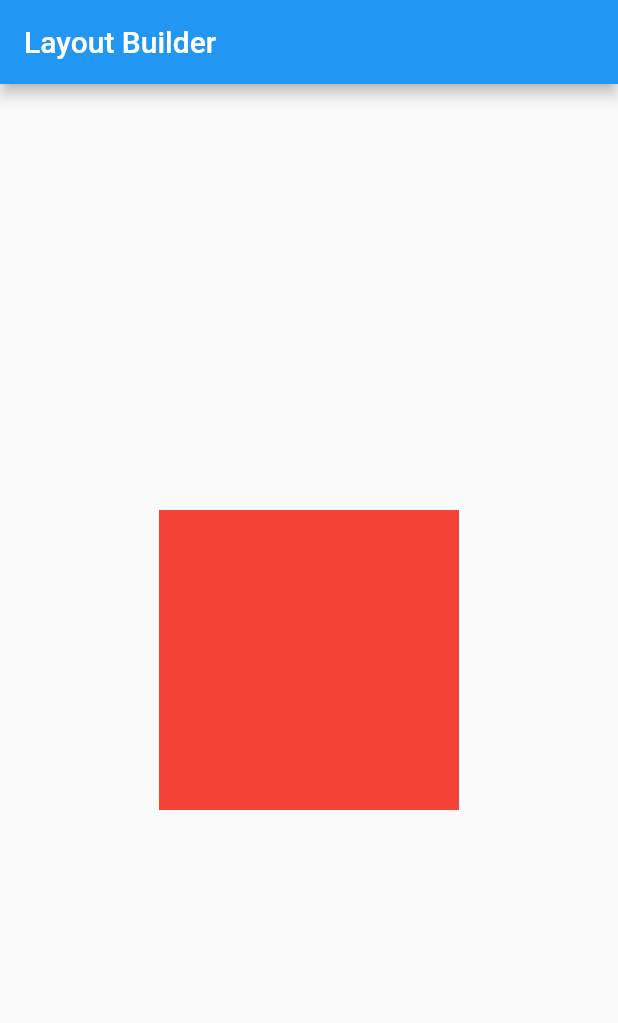
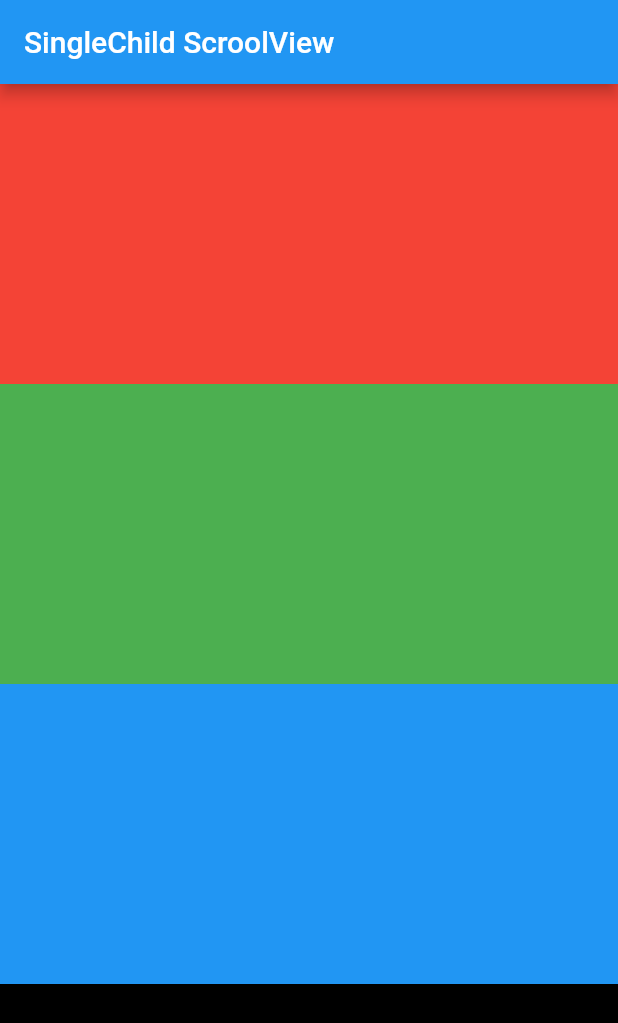
Before and after one commit to MrSohan10/Flutter-Rabbil-Sir, a Flutter app: the screen it shows after launch, on a phone screen of 412 x 824 dp. Shown: the top 1023 px of the screen. Run offline on Flutter 3.47's test engine with Material 2 defaults, Android fonts, the phone set to English and light mode, and no system bars.

Commit message:
practice single child scroll view

```diff
--- a/lib/main.dart
+++ b/lib/main.dart
@@ -10,28 +10,74 @@ class MyApp extends StatelessWidget {
     return MaterialApp(
       home: Scaffold(
           appBar: AppBar(
-            title: Text('Layout Builder'),
+            title: Text('SingleChild ScroolView'),
           ),
-          body: LayoutBuilder(
-            builder: (BuildContext constext, BoxConstraints constraints) {
-              if (constraints.maxWidth > 600) {
-                return Center(
-                  child: Container(
-                    height: 400,
-                    width: 400,
-                    color: Colors.green,
-                  ),
-                );
-              }else{
-                return Center(
-                  child: Container(
-                    height: 200,
-                    width: 200,
-                    color: Colors.red,
-                  ),
-                );
-              }
-            },
+          body: SingleChildScrollView(
+
+            child: Column(
+              children: [
+                Container(
+                  height: 200,
+                  width: double.infinity,
+                  color: Colors.red,
+                ),
+                Container(
+                  height: 200,
+                  width: double.infinity,
+                  color: Colors.green,
+                ),
+                Container(
+                  height: 200,
+                  width: double.infinity,
+                  color: Colors.blue,
+                ),
+                Container(
+                  height: 200,
+                  width: double.infinity,
+                  color: Colors.black,
+                ),
+                Container(
+                  height: 200,
+                  width: double.infinity,
+                  color: Colors.red,
+                ),
+                Container(
+                  height: 200,
+                  width: double.infinity,
+                  color: Colors.green,
+                ),
+                Container(
+                  height: 200,
+                  width: double.infinity,
+                  color: Colors.blue,
+                ),
+                Container(
+                  height: 200,
+                  width: double.infinity,
+                  color: Colors.black,
+                ),
+                Container(
+                  height: 200,
+                  width: double.infinity,
+                  color: Colors.red,
+                ),
+                Container(
+                  height: 200,
+                  width: double.infinity,
+                  color: Colors.green,
+                ),
+                Container(
+                  height: 200,
+                  width: double.infinity,
+                  color: Colors.blue,
+                ),
+                Container(
+                  height: 200,
+                  width: double.infinity,
+                  color: Colors.black,
+                ),
+              ],
+            ),
           )),
     );
   }
```
